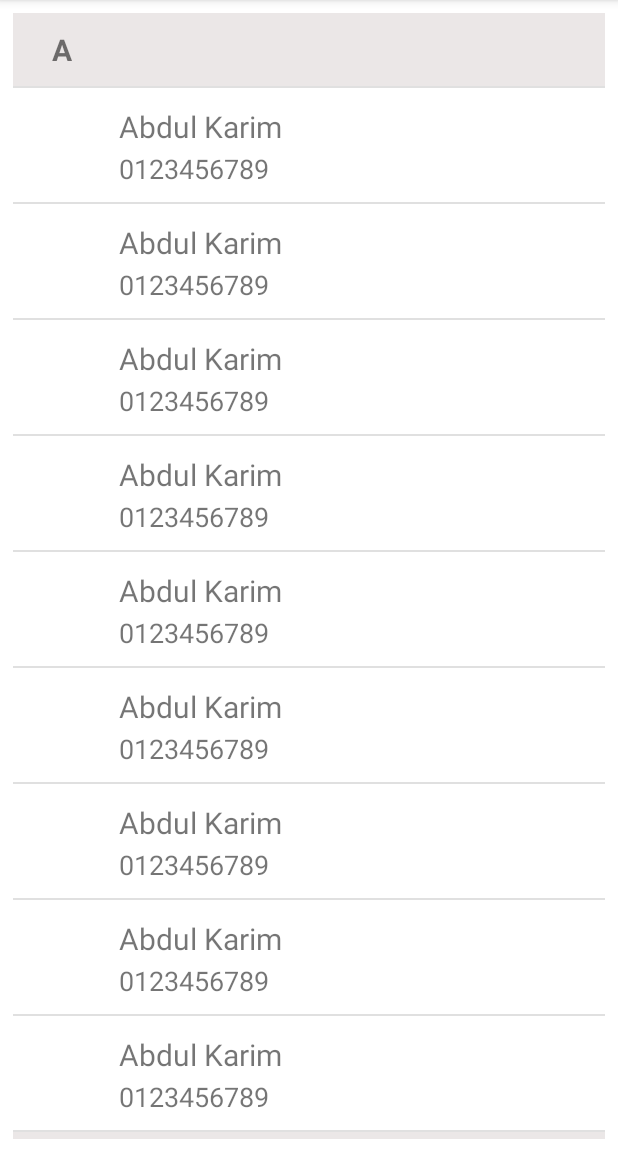
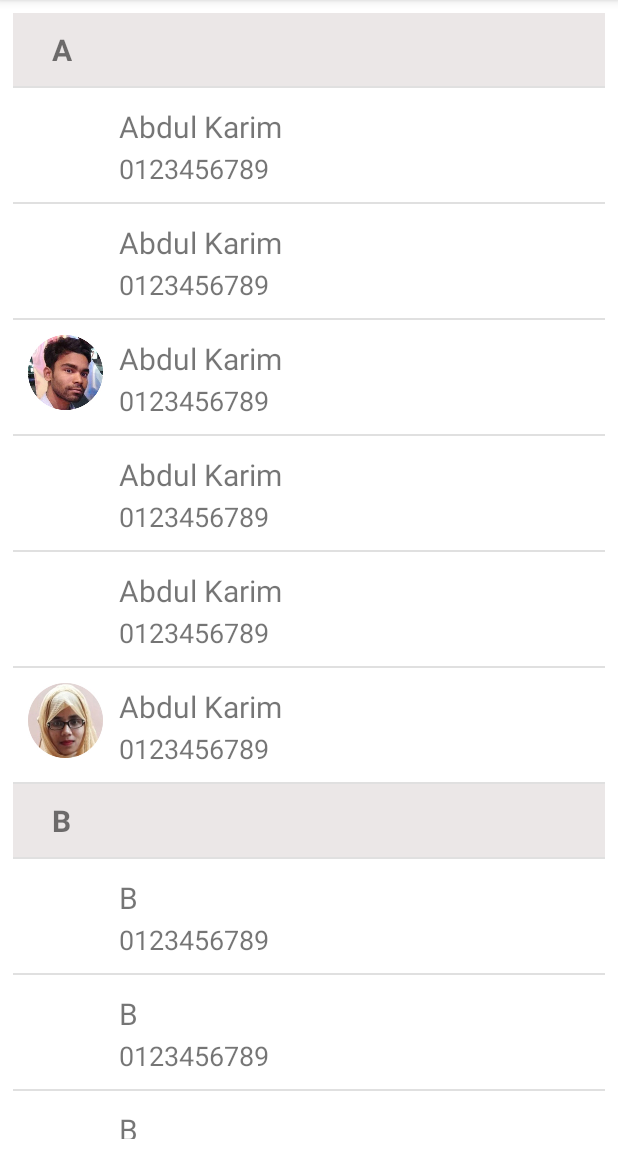
Before and after one commit to abdulkarim8293/RecyclerView, an Android app: the screen it shows after launch (MainActivity), on a phone screen of 412 x 824 dp, the part 84-1236 px from its top. Run offline under Robolectric (Android 15) with nearby library versions, the phone set to English and light mode, and no system bars; libraries missing offline, so code that uses them is left out: com.amulyakhare.textdrawable; 3 statements that could not run were skipped.

```diff
--- a/app/src/main/java/com/android/abdulkarim/recyclerview/adapter/PersonAdapter.java
+++ b/app/src/main/java/com/android/abdulkarim/recyclerview/adapter/PersonAdapter.java
@@ -22,8 +22,8 @@ import java.util.List;
 
 public class PersonAdapter extends RecyclerView.Adapter<RecyclerView.ViewHolder> {
 
-    Context context;
-    List<Person> personList;
+    private Context context;
+    private List<Person> personList;
 
     public PersonAdapter(Context context, List<Person> personList) {
         this.context = context;
@@ -66,21 +66,20 @@ public class PersonAdapter extends RecyclerView.Adapter<RecyclerView.ViewHolder>
         if (holder instanceof GroupViewHolder){
             GroupViewHolder groupViewHolder = (GroupViewHolder) holder;
             groupViewHolder.text_group_title.setText(personList.get(position).getName());
-            groupViewHolder.itemView.setOnClickListener(new View.OnClickListener() {
-                @Override
-                public void onClick(View v) {
-                    //((Activity)context).startActivityForResult(new Intent(context, AlphabetActivity.class),Common.RESULT_CODE);
-                }
-            });
+
         }else if (holder instanceof PersonViewHolder){
 
             PersonViewHolder personViewHolder = (PersonViewHolder) holder;
             personViewHolder.text_person_name.setText(personList.get(position).getName());
             personViewHolder.text_person_position.setText(personList.get(position).getNumber());
 
-            ColorGenerator generator = ColorGenerator.MATERIAL;
-            TextDrawable drawable = TextDrawable.builder().buildRound(String.valueOf(personList.get(position).getName().charAt(0)),generator.getRandomColor());
-            personViewHolder.image_person_avatar.setImageDrawable(drawable);
+            if (personList.get(position).getProfileImage() == null){
+                ColorGenerator generator = ColorGenerator.MATERIAL;
+                TextDrawable drawable = TextDrawable.builder().buildRound(String.valueOf(personList.get(position).getName().charAt(0)),generator.getRandomColor());
+                personViewHolder.image_person_avatar.setImageDrawable(drawable);
+            }else {
+                personViewHolder.image_person_avatar.setImageResource(personList.get(position).getProfileImage());
+            }
 
         }
 
--- a/app/src/main/java/com/android/abdulkarim/recyclerview/common/Common.java
+++ b/app/src/main/java/com/android/abdulkarim/recyclerview/common/Common.java
@@ -1,5 +1,6 @@
 package com.android.abdulkarim.recyclerview.common;
 
+import com.android.abdulkarim.recyclerview.R;
 import com.android.abdulkarim.recyclerview.model.Person;
 
 import java.util.ArrayList;
@@ -78,45 +79,18 @@ public  class Common {
     public static ArrayList<Person> getPeopleGroup() {
         ArrayList<Person> personList = new ArrayList<>();
 
-        personList.add(new Person("Abdul Karim","0123456789",-1));
-        personList.add(new Person("B","0123456789",-1));
-        personList.add(new Person("C","0123456789",-1));
-        personList.add(new Person("D","0123456789",-1));
-        personList.add(new Person("E","0123456789r",-1));
-        personList.add(new Person("F","0123456789",-1));
-        personList.add(new Person("G","0123456789",-1));
-        personList.add(new Person("H","0123456789",-1));
-        personList.add(new Person("I","0123456789",-1));
-        personList.add(new Person("J","0123456789",-1));
-        personList.add(new Person("K","0123456789",-1));
-        personList.add(new Person("L","0123456789",-1));
-        personList.add(new Person("M","0123456789",-1));
-        personList.add(new Person("N","0123456789",-1));
-        personList.add(new Person("O","0123456789",-1));
-        personList.add(new Person("P","0123456789",-1));
-        personList.add(new Person("Q","0123456789",-1));
-        personList.add(new Person("R","0123456789",-1));
-        personList.add(new Person("S","0123456789",-1));
-        personList.add(new Person("T","0123456789",-1));
-        personList.add(new Person("U","0123456789",-1));
-        personList.add(new Person("V","0123456789",-1));
-        personList.add(new Person("W","0123456789",-1));
-        //personList.add(new Person("X","0123456789",-1));
-        personList.add(new Person("Y","0123456789",-1));
-        personList.add(new Person("Z","0123456789",-1));
-        personList.add(new Person("Abdul Karim","0123456789",-1));
-        personList.add(new Person("Abdul Karim","0123456789",-1));
-        personList.add(new Person("Abdul Karim","0123456789",-1));
-        personList.add(new Person("Abdul Karim","0123456789",-1));
-        personList.add(new Person("Abdul Karim","0123456789",-1));
-        personList.add(new Person("Abdul Karim","0123456789",-1));
-        personList.add(new Person("Abdul Karim","0123456789",-1));
-        personList.add(new Person("Abdul Karim","0123456789",-1));
-        personList.add(new Person("Two","0123456789",-1));
-        personList.add(new Person("Three","0123456789",-1));
-        personList.add(new Person("Four","0123456789",-1));
-        personList.add(new Person("Five","0123456789",-1));
-        personList.add(new Person("Six","0123456789",-1));
+        personList.add(new Person("Abdul Karim","0123456789",null,-1));
+        personList.add(new Person("Abdul Karim","0123456789",null,-1));
+        personList.add(new Person("Abdul Karim","0123456789", R.drawable.karim_profile_image,-1));
+        personList.add(new Person("Abdul Karim","0123456789",null,-1));
+        personList.add(new Person("Abdul Karim","0123456789",null,-1));
+        personList.add(new Person("Abdul Karim","0123456789", R.drawable.orin_profile_image,-1));
+        personList.add(new Person("Taslima Yesmin Orin","0123456789", R.drawable.orin_profile_image,-1));
+        personList.add(new Person("B","0123456789",null,-1));
+        personList.add(new Person("B","0123456789",null,-1));
+        personList.add(new Person("B","0123456789",null,-1));
+        personList.add(new Person("C","0123456789",null,-1));
+        personList.add(new Person("D","0123456789",null,-1));
 
         return personList;
     }
--- a/app/src/main/java/com/android/abdulkarim/recyclerview/model/Person.java
+++ b/app/src/main/java/com/android/abdulkarim/recyclerview/model/Person.java
@@ -5,17 +5,27 @@ public class Person {
     private String name;
     private String number;
     private int viewType;
+    private Integer profileImage;
 
     public Person() {
 
     }
 
-    public Person(String name, String number, int viewType) {
+    public Person(String name, String number,Integer profileImage, int viewType) {
         this.name = name;
         this.number = number;
         this.viewType = viewType;
+        this.profileImage = profileImage;
     }
 
+
+    public Integer getProfileImage() {
+        return profileImage;
+    }
+
+    public void setProfileImage(Integer profileImage) {
+        this.profileImage = profileImage;
+    }
 
     public String getName() {
         return name;
--- a/app/src/main/res/layout/person_layout.xml
+++ b/app/src/main/res/layout/person_layout.xml
@@ -1,41 +1,42 @@
 <?xml version="1.0" encoding="utf-8"?>
 <LinearLayout xmlns:android="http://schemas.android.com/apk/res/android"
-    android:orientation="vertical"
     android:layout_width="match_parent"
-    android:layout_height="wrap_content">
+    android:layout_height="wrap_content"
+    android:orientation="vertical">
 
     <LinearLayout
-        android:padding="10dp"
         android:layout_width="match_parent"
         android:layout_height="wrap_content"
-        android:orientation="horizontal">
+        android:orientation="horizontal"
+        android:padding="10dp">
 
         <ImageView
+            android:id="@+id/person_avatar"
             android:layout_width="50dp"
             android:layout_height="50dp"
-            android:layout_marginRight="5dp"
-            android:id="@+id/person_avatar"/>
+            android:layout_marginRight="5dp" />
 
         <LinearLayout
-            android:layout_marginLeft="5dp"
             android:layout_width="match_parent"
             android:layout_height="wrap_content"
+            android:layout_marginLeft="5dp"
             android:orientation="vertical">
 
             <TextView
+                android:id="@+id/text_person_name"
                 android:layout_width="wrap_content"
                 android:layout_height="wrap_content"
-                android:id="@+id/text_person_name"
-                android:text="Abdul Karim"
                 android:paddingTop="2dp"
                 android:paddingBottom="2dp"
-                android:textSize="20sp"/>
+                android:text="Abdul Karim"
+                android:textSize="20sp" />
+
             <TextView
+                android:id="@+id/text_person_position"
                 android:layout_width="wrap_content"
                 android:layout_height="wrap_content"
-                android:id="@+id/text_person_position"
-                android:text="Position"
-                android:textSize="18sp"/>
+                android:text="01234"
+                android:textSize="18sp" />
 
         </LinearLayout>
 
```
Also changed, not shown: app/src/main/res/drawable/karim_profile_image.jpg (added), app/src/main/res/drawable/orin_profile_image.jpg (added).
